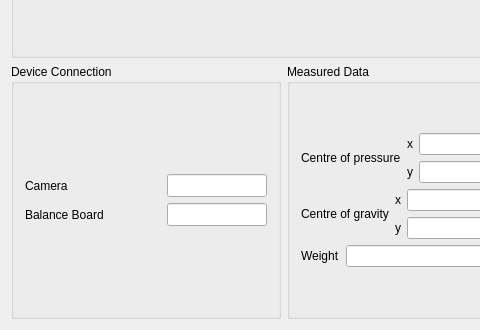
Old version of the form EMMA/EMMA/emma.ui in the repository HuiTingChang/Entwicklung-eines-mobilen-markerlosen-Bewegungsanalysesystems; both pictures show x 0 to 480 and y 384 to 714 of the 1000 by 714 pixel window.
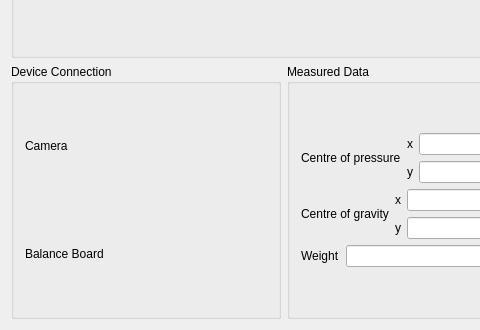
New version of the form. Custom widgets are drawn as their Qt base class.

Commit message: Anzeige von Status des Boards and der Kamera wurde geändert

Diff of the .ui file:
```diff
--- a/EMMA/EMMA/emma.ui
+++ b/EMMA/EMMA/emma.ui
@@ -162,24 +162,9 @@
                </spacer>
               </item>
               <item>
-               <widget class="QLineEdit" name="camera_conn">
-                <property name="sizePolicy">
-                 <sizepolicy hsizetype="Fixed" vsizetype="Fixed">
-                  <horstretch>0</horstretch>
-                  <verstretch>0</verstretch>
-                 </sizepolicy>
-                </property>
-                <property name="minimumSize">
-                 <size>
-                  <width>100</width>
-                  <height>23</height>
-                 </size>
-                </property>
-                <property name="maximumSize">
-                 <size>
-                  <width>100</width>
-                  <height>23</height>
-                 </size>
+               <widget class="QLabel" name="camera_conn">
+                <property name="text">
+                 <string> </string>
                 </property>
                </widget>
               </item>
@@ -208,24 +193,9 @@
                </spacer>
               </item>
               <item>
-               <widget class="QLineEdit" name="board_conn">
-                <property name="sizePolicy">
-                 <sizepolicy hsizetype="Fixed" vsizetype="Fixed">
-                  <horstretch>0</horstretch>
-                  <verstretch>0</verstretch>
-                 </sizepolicy>
-                </property>
-                <property name="minimumSize">
-                 <size>
-                  <width>100</width>
-                  <height>23</height>
-                 </size>
-                </property>
-                <property name="maximumSize">
-                 <size>
-                  <width>100</width>
-                  <height>23</height>
-                 </size>
+               <widget class="QLabel" name="board_conn">
+                <property name="text">
+                 <string/>
                 </property>
                </widget>
               </item>
```
The commit also changes 4 other files.
